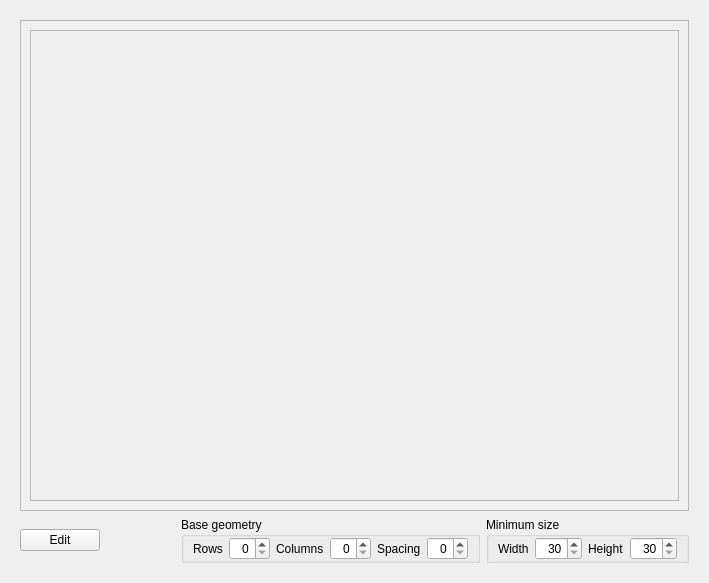
Old version of the form App/Ui/SeatMapWidget.ui in the repository paolodestefani/pySagra.
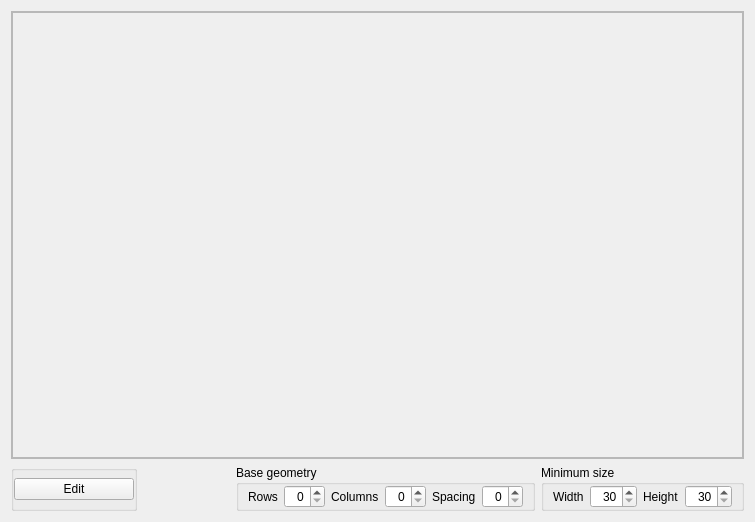
New version of the form. The open tabs and pages were chosen to show the change. Custom widgets are drawn as their Qt base class.

Patch:
```diff
--- a/App/Ui/SeatMapWidget.ui
+++ b/App/Ui/SeatMapWidget.ui
@@ -6,8 +6,8 @@
    <rect>
     <x>0</x>
     <y>0</y>
-    <width>709</width>
-    <height>583</height>
+    <width>755</width>
+    <height>522</height>
    </rect>
   </property>
   <property name="font">
@@ -495,7 +495,19 @@
       </layout>
      </widget>
      <widget class="QWidget" name="pagePreview">
-      <layout class="QVBoxLayout" name="verticalLayout_4">
+      <layout class="QVBoxLayout" name="verticalLayout_14">
+       <property name="leftMargin">
+        <number>0</number>
+       </property>
+       <property name="topMargin">
+        <number>0</number>
+       </property>
+       <property name="rightMargin">
+        <number>0</number>
+       </property>
+       <property name="bottomMargin">
+        <number>0</number>
+       </property>
        <item>
         <widget class="QScrollArea" name="scrollArea">
          <property name="widgetResizable">
@@ -506,11 +518,23 @@
            <rect>
             <x>0</x>
             <y>0</y>
-            <width>659</width>
-            <height>468</height>
+            <width>729</width>
+            <height>432</height>
            </rect>
           </property>
           <layout class="QVBoxLayout" name="verticalLayout_7">
+           <property name="leftMargin">
+            <number>0</number>
+           </property>
+           <property name="topMargin">
+            <number>0</number>
+           </property>
+           <property name="rightMargin">
+            <number>0</number>
+           </property>
+           <property name="bottomMargin">
+            <number>0</number>
+           </property>
            <item>
             <widget class="QFrame" name="framePreview">
              <property name="frameShape">
@@ -549,13 +573,52 @@
        <item>
         <layout class="QHBoxLayout" name="horizontalLayout_4">
          <item>
+          <widget class="QGroupBox" name="groupBoxEdit">
+           <property name="title">
+            <string/>
+           </property>
+           <layout class="QVBoxLayout" name="verticalLayout_4">
+            <property name="leftMargin">
+             <number>0</number>
+            </property>
+            <property name="topMargin">
+             <number>0</number>
+            </property>
+            <property name="rightMargin">
+             <number>0</number>
+            </property>
+            <property name="bottomMargin">
+             <number>0</number>
+            </property>
+            <item>
           <widget class="QPushButton" name="pushButtonEdit">
+              <property name="sizePolicy">
+               <sizepolicy hsizetype="Fixed" vsizetype="Fixed">
+                <horstretch>0</horstretch>
+                <verstretch>0</verstretch>
+               </sizepolicy>
+              </property>
+              <property name="minimumSize">
+               <size>
+                <width>120</width>
+                <height>0</height>
+               </size>
+              </property>
+              <property name="maximumSize">
+               <size>
+                <width>120</width>
+                <height>16777215</height>
+               </size>
+              </property>
            <property name="text">
             <string>Edit</string>
            </property>
-           <property name="checkable">
+              <property name="checked">
             <bool>false</bool>
            </property>
+             </widget>
+            </item>
+           </layout>
           </widget>
          </item>
          <item>
```
Left out of the diff: 58 changed lines with no effect on the pictures. Lines whose indentation alone changed are shown as unchanged.
